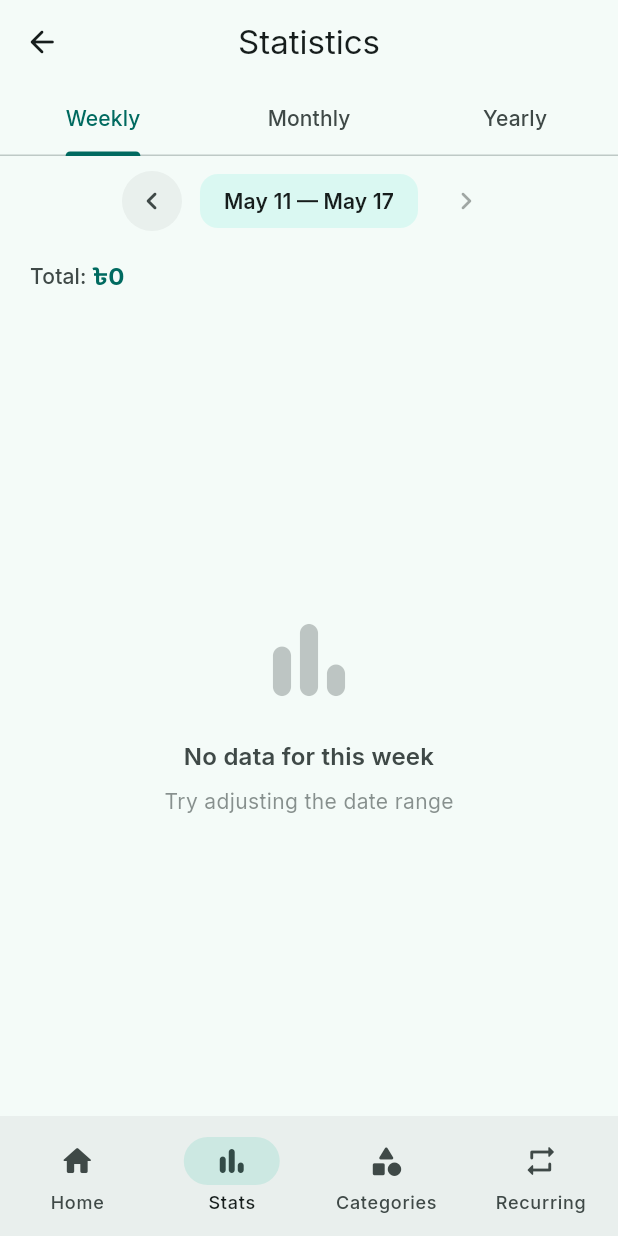
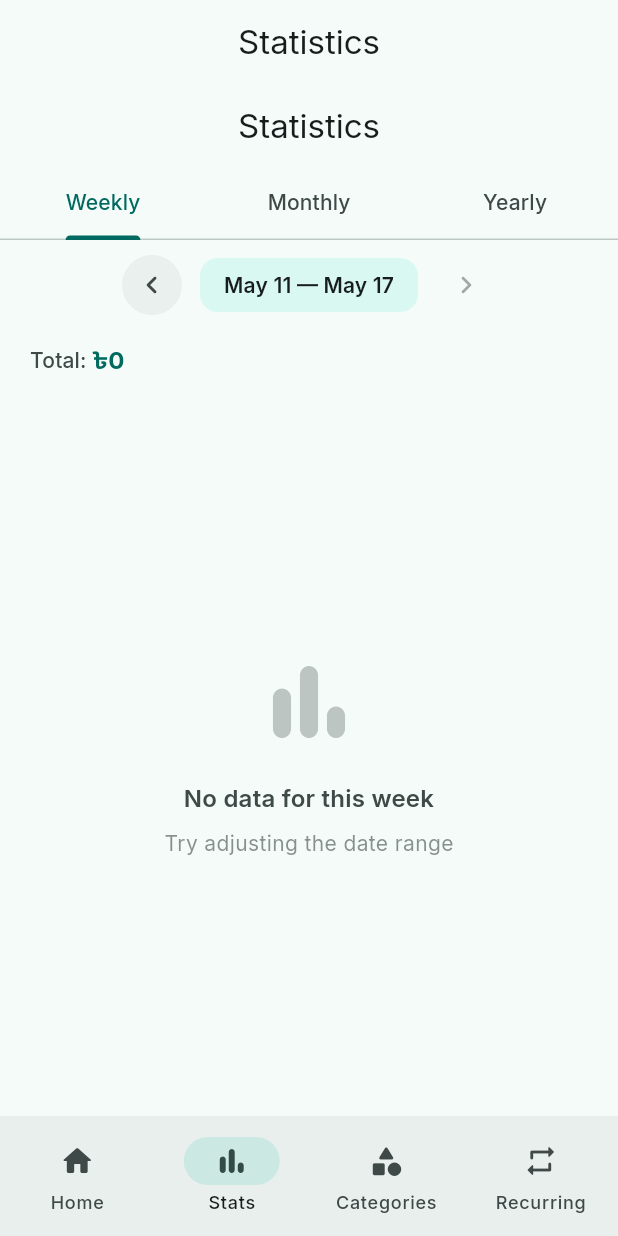
Before and after one commit to MrKhawaja/Fintrack-Lite, a Flutter app: the screen it shows after launch, item 2 of the bottom bar chosen, on a phone screen of 412 x 824 dp. Run offline on Flutter 3.47's test engine with Material 3 defaults, Android fonts, the phone set to English and light mode, and no system bars; our stand-ins replace csv, equatable, fl_chart, flutter_local_notifications, flutter_riverpod, flutter_secure_storage and 8 more; accounts and stored records are empty.

Commit message:
fixed black screens

```diff
--- a/lib/screens/home_screen.dart
+++ b/lib/screens/home_screen.dart
@@ -29,6 +29,7 @@ class HomeScreen extends ConsumerStatefulWidget {
 
 class _HomeScreenState extends ConsumerState<HomeScreen> {
   int _currentIndex = 0;
+  final _recurringKey = GlobalKey<RecurringScreenState>();
 
   // ── Search & Filter state ──
   bool _showSearch = false;
@@ -300,13 +301,6 @@ class _HomeScreenState extends ConsumerState<HomeScreen> {
       appBar: AppBar(
         title: Text(tabTitles[_currentIndex]),
         centerTitle: true,
-        leading: _currentIndex != 0
-            ? IconButton(
-                icon: const Icon(Icons.arrow_back_rounded),
-                tooltip: 'Back to Home',
-                onPressed: () => _onTabTapped(0),
-              )
-            : null,
         actions: _currentIndex == 0
             ? [
                 IconButton(
@@ -448,12 +442,14 @@ class _HomeScreenState extends ConsumerState<HomeScreen> {
           // Index 2: Categories
           const CategoriesScreen(),
           // Index 3: Recurring
-          const RecurringScreen(),
+          RecurringScreen(key: _recurringKey),
         ],
       ),
-      floatingActionButton: _currentIndex == 0
+      floatingActionButton: (_currentIndex == 0 || _currentIndex == 3)
           ? FloatingActionButton.extended(
-              onPressed: _navigateToAddTransaction,
+              onPressed: _currentIndex == 0
+                  ? _navigateToAddTransaction
+                  : () => _recurringKey.currentState?.showAddEditDialog(null),
               icon: const Icon(Icons.add_rounded, size: 28),
               label: const Text('Add'),
               backgroundColor: colorScheme.primary,
@@ -936,12 +932,13 @@ class _HomeScreenState extends ConsumerState<HomeScreen> {
                     barTouchData: BarTouchData(
                       enabled: true,
                       touchTooltipData: BarTouchTooltipData(
+                        tooltipBgColor: theme.colorScheme.surfaceContainerHigh,
                         getTooltipItem: (group, groupIndex, rod, rodIndex) {
                           final day = data[group.x];
                           return BarTooltipItem(
                             '${_dayLabels[day.date.weekday - 1]}\n${_currencyFormat.format(day.amount)}',
                             TextStyle(
-                              color: theme.colorScheme.onInverseSurface,
+                              color: theme.colorScheme.onSurface,
                               fontSize: 12,
                               fontWeight: FontWeight.w500,
                             ),
--- a/lib/screens/stats_screen.dart
+++ b/lib/screens/stats_screen.dart
@@ -216,7 +216,14 @@ class _StatsScreenState extends ConsumerState<StatsScreen> {
 
   @override
   Widget build(BuildContext context) {
-    return DefaultTabController(
+    final theme = Theme.of(context);
+    return Scaffold(
+      backgroundColor: theme.colorScheme.surface,
+      appBar: AppBar(
+        title: const Text('Statistics'),
+        centerTitle: true,
+      ),
+      body: DefaultTabController(
         length: 3,
         child: Column(
           children: [
@@ -237,6 +244,7 @@ class _StatsScreenState extends ConsumerState<StatsScreen> {
               ),
             ),
           ],
+        ),
       ),
     );
   }
@@ -471,12 +479,13 @@ class _StatsScreenState extends ConsumerState<StatsScreen> {
           barTouchData: BarTouchData(
             enabled: true,
             touchTooltipData: BarTouchTooltipData(
+              tooltipBgColor: colorScheme.surfaceContainerHigh,
               getTooltipItem: (group, groupIndex, rod, rodIndex) {
                 final day = weekData[group.x];
                 return BarTooltipItem(
                   '${_dayLabels[group.x]}\n${_currencyFormat.format(day.amount)}',
                   TextStyle(
-                    color: colorScheme.onInverseSurface,
+                    color: colorScheme.onSurface,
                     fontSize: 12,
                     fontWeight: FontWeight.w500,
                   ),
@@ -887,6 +896,7 @@ class _StatsScreenState extends ConsumerState<StatsScreen> {
           barTouchData: BarTouchData(
             enabled: true,
             touchTooltipData: BarTouchTooltipData(
+              tooltipBgColor: colorScheme.surfaceContainerHigh,
               getTooltipItem: (group, groupIndex, rod, rodIndex) {
                 final m = breakdown[group.x];
                 final label = rodIndex == 0 ? 'Expense' : 'Income';
@@ -894,7 +904,7 @@ class _StatsScreenState extends ConsumerState<StatsScreen> {
                 return BarTooltipItem(
                   '${_monthNames[m.month - 1]} $label\n${_currencyFormat.format(amount)}',
                   TextStyle(
-                    color: colorScheme.onInverseSurface,
+                    color: colorScheme.onSurface,
                     fontSize: 11,
                     fontWeight: FontWeight.w500,
                   ),
```
Also changed, not shown: lib/screens/recurring_screen.dart (+4 -4 lines). Lines whose indentation alone changed are shown as unchanged.
